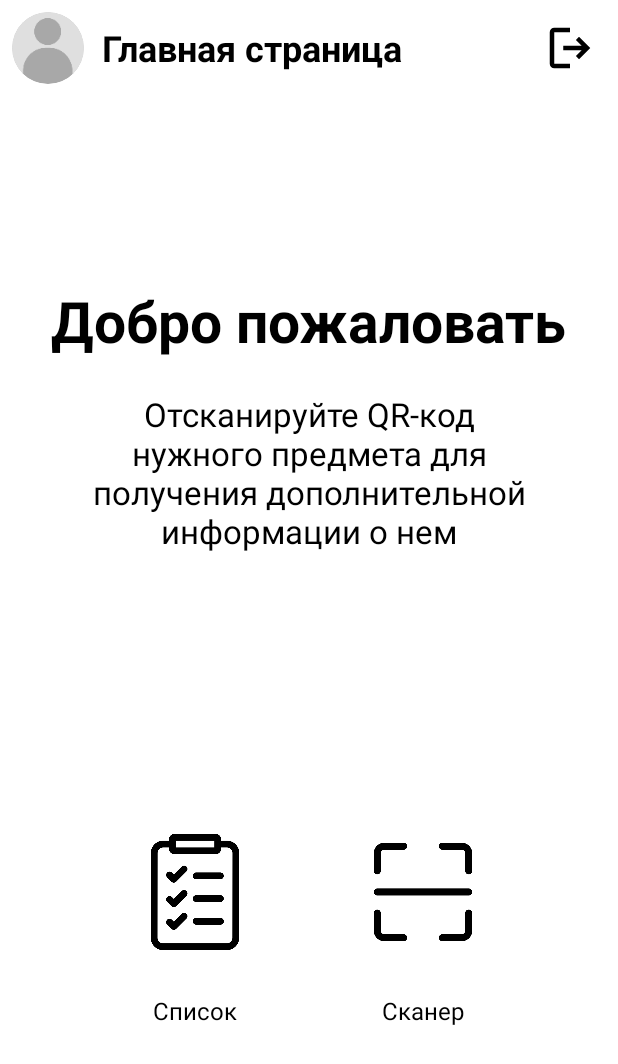
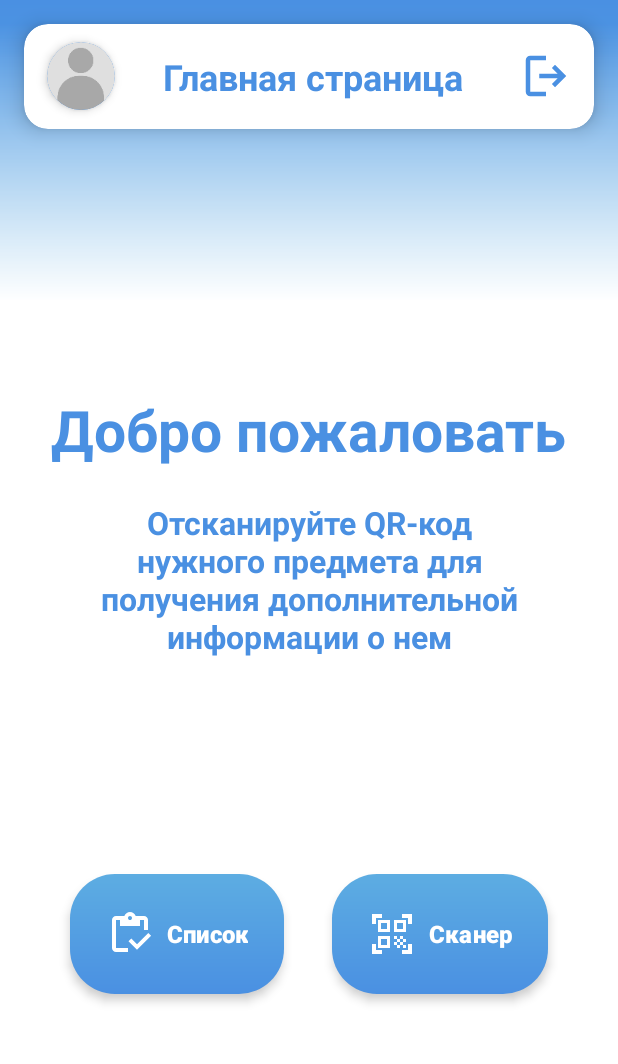
Before and after one commit to id12526/qr-app-study, an Android app: the MainActivity screen opened directly, with no data from a screen before it, on a phone screen of 412 x 824 dp. Shown: the top 1064 px of the screen. Run offline under Robolectric (Android 15) with nearby library versions, the phone set to English and light mode, and no system bars.

Commit message:
Main activity (дизайн)

```diff
--- a/app/src/main/java/com/example/scaner/MainActivity.kt
+++ b/app/src/main/java/com/example/scaner/MainActivity.kt
@@ -9,8 +9,6 @@ import android.view.View
 import android.widget.ImageButton
 import com.bumptech.glide.Glide
 import com.example.scaner.databinding.ActivityMainBinding
-import com.google.firebase.database.DatabaseReference
-import com.google.firebase.database.FirebaseDatabase
 
 class MainActivity : AppCompatActivity() {
     private lateinit var binding: ActivityMainBinding
@@ -28,7 +26,7 @@ class MainActivity : AppCompatActivity() {
         sharedPreferences = getSharedPreferences("UserData", MODE_PRIVATE)
 
         // Настройка цветов статус-бара и навигационной панели
-        window.statusBarColor = resources.getColor(android.R.color.white, theme)
+        window.statusBarColor = resources.getColor(R.color.gradient_1, theme)
         window.navigationBarColor = resources.getColor(android.R.color.white, theme)
         window.decorView.systemUiVisibility = (
                 View.SYSTEM_UI_FLAG_LIGHT_STATUS_BAR or
--- /dev/null
+++ b/app/src/main/res/drawable/arrow_left.xml
@@ -0,0 +1,9 @@
+<vector xmlns:android="http://schemas.android.com/apk/res/android"
+    android:width="24dp"
+    android:height="24dp"
+    android:viewportWidth="960"
+    android:viewportHeight="960">
+  <path
+      android:pathData="M560,720 L320,480l240,-240 56,56 -184,184 184,184 -56,56Z"
+      android:fillColor="#e3e3e3"/>
+</vector>
--- /dev/null
+++ b/app/src/main/res/drawable/circle_border_main.xml
@@ -0,0 +1,17 @@
+<!-- res/drawable/circle_background_with_border.xml -->
+<layer-list xmlns:android="http://schemas.android.com/apk/res/android">
+    <!-- Внешняя обводка -->
+    <item>
+        <shape android:shape="oval">
+            <solid android:color="@color/gradient_1" /> <!-- Цвет обводки (белый) -->
+            <size android:width="52dp" android:height="52dp" /> <!-- Размер немного больше ImageView -->
+        </shape>
+    </item>
+
+    <!-- Внутренний круг (основной фон) -->
+    <item android:left="2dp" android:right="2dp" android:top="2dp" android:bottom="2dp">
+        <shape android:shape="oval">
+            <solid android:color="@color/white" /> <!-- Цвет фона аватара -->
+        </shape>
+    </item>
+</layer-list>
--- /dev/null
+++ b/app/src/main/res/drawable/gradient_mask.xml
@@ -0,0 +1,6 @@
+<shape xmlns:android="http://schemas.android.com/apk/res/android">
+    <gradient
+        android:startColor="#FFFFFFFF"
+        android:endColor="#00FFFFFF"
+        android:angle="90" />
+</shape>
--- /dev/null
+++ b/app/src/main/res/drawable/ic_back_arrow.xml
@@ -0,0 +1,9 @@
+<vector xmlns:android="http://schemas.android.com/apk/res/android"
+    android:width="24dp"
+    android:height="24dp"
+    android:viewportWidth="960"
+    android:viewportHeight="960">
+  <path
+      android:pathData="M560,720 L320,480l240,-240 56,56 -184,184 184,184 -56,56Z"
+      android:fillColor="@color/white"/>
+</vector>
--- /dev/null
+++ b/app/src/main/res/drawable/ic_back_arrow_black.xml
@@ -0,0 +1,9 @@
+<vector xmlns:android="http://schemas.android.com/apk/res/android"
+    android:width="24dp"
+    android:height="24dp"
+    android:viewportWidth="960"
+    android:viewportHeight="960">
+    <path
+        android:pathData="M560,720 L320,480l240,-240 56,56 -184,184 184,184 -56,56Z"
+        android:fillColor="@color/gradient_1"/>
+</vector>
--- /dev/null
+++ b/app/src/main/res/drawable/ic_list.xml
@@ -0,0 +1,9 @@
+<vector xmlns:android="http://schemas.android.com/apk/res/android"
+    android:width="24dp"
+    android:height="24dp"
+    android:viewportWidth="960"
+    android:viewportHeight="960">
+  <path
+      android:pathData="M620,797 L450,627l56,-56 114,114 226,-226 56,56 -282,282ZM840,400h-80v-200h-80v120L280,320v-120h-80v560h240v80L200,840q-33,0 -56.5,-23.5T120,760v-560q0,-33 23.5,-56.5T200,120h167q11,-35 43,-57.5t70,-22.5q40,0 71.5,22.5T594,120h166q33,0 56.5,23.5T840,200v200ZM480,200q17,0 28.5,-11.5T520,160q0,-17 -11.5,-28.5T480,120q-17,0 -28.5,11.5T440,160q0,17 11.5,28.5T480,200Z"
+      android:fillColor="@color/black"/>
+</vector>
--- a/app/src/main/res/drawable/ic_logout.xml
+++ b/app/src/main/res/drawable/ic_logout.xml
@@ -5,5 +5,5 @@
     android:viewportHeight="960">
   <path
       android:pathData="M200,840q-33,0 -56.5,-23.5T120,760v-560q0,-33 23.5,-56.5T200,120h280v80L200,200v560h280v80L200,840ZM640,680 L585,622 687,520L360,520v-80h327L585,338l55,-58 200,200 -200,200Z"
-      android:fillColor="@color/black"/>
+      android:fillColor="@color/gradient_1"/>
 </vector>
--- /dev/null
+++ b/app/src/main/res/drawable/ic_scanner.xml
@@ -0,0 +1,9 @@
+<vector xmlns:android="http://schemas.android.com/apk/res/android"
+    android:width="24dp"
+    android:height="24dp"
+    android:viewportWidth="960"
+    android:viewportHeight="960">
+  <path
+      android:pathData="M80,280v-200h200v80L160,160v120L80,280ZM80,880v-200h80v120h120v80L80,880ZM680,880v-80h120v-120h80v200L680,880ZM800,280v-120L680,160v-80h200v200h-80ZM700,700h60v60h-60v-60ZM700,580h60v60h-60v-60ZM640,640h60v60h-60v-60ZM580,700h60v60h-60v-60ZM520,640h60v60h-60v-60ZM640,520h60v60h-60v-60ZM580,580h60v60h-60v-60ZM520,520h60v60h-60v-60ZM760,200v240L520,440v-240h240ZM440,520v240L200,760v-240h240ZM440,200v240L200,440v-240h240ZM380,700v-120L260,580v120h120ZM380,380v-120L260,260v120h120ZM700,380v-120L580,260v120h120Z"
+      android:fillColor="@color/black"/>
+</vector>
--- /dev/null
+++ b/app/src/main/res/drawable/main_gradient_inverse.xml
@@ -0,0 +1,6 @@
+<shape xmlns:android="http://schemas.android.com/apk/res/android">
+    <gradient
+        android:startColor="@color/gradient_2"
+        android:endColor="@color/gradient_1"
+        android:angle="90" />
+</shape>
--- a/app/src/main/res/layout/activity_main.xml
+++ b/app/src/main/res/layout/activity_main.xml
@@ -1,65 +1,104 @@
+<?xml version="1.0" encoding="utf-8"?>
 <androidx.constraintlayout.widget.ConstraintLayout
     xmlns:android="http://schemas.android.com/apk/res/android"
     xmlns:app="http://schemas.android.com/apk/res-auto"
+    xmlns:tools="http://schemas.android.com/tools"
+    android:id="@+id/root_layout"
     android:layout_width="match_parent"
     android:layout_height="match_parent"
     android:background="@android:color/white">
 
-    <!-- Новый блок с кнопкой справа и текстом -->
-    <LinearLayout
-        android:id="@+id/top_bar"
+    <!-- Градиентный фон -->
+    <View
+        android:id="@+id/blue_background"
+        android:layout_width="0dp"
+        android:layout_height="200dp"
+        android:background="@drawable/main_gradient_inverse"
+        app:layout_constraintTop_toTopOf="parent"
+        app:layout_constraintStart_toStartOf="parent"
+        app:layout_constraintEnd_toEndOf="parent" />
+
+    <View
+        android:layout_width="0dp"
+        android:layout_height="185dp"
+        android:background="@drawable/gradient_mask"
+        app:layout_constraintTop_toBottomOf="@id/blue_background"
+        app:layout_constraintTop_toTopOf="@id/top_card"
+        app:layout_constraintStart_toStartOf="parent"
+        app:layout_constraintEnd_toEndOf="parent" />
+
+    <!-- Верхняя панель с CardView -->
+    <androidx.cardview.widget.CardView
+        android:id="@+id/top_card"
         android:layout_width="0dp"
         android:layout_height="wrap_content"
-        android:orientation="horizontal"
-        android:padding="8dp"
-        android:elevation="4dp"
+        android:layout_margin="16dp"
+        app:cardCornerRadius="16dp"
+        app:cardElevation="8dp"
+        app:cardBackgroundColor="@android:color/white"
         app:layout_constraintTop_toTopOf="parent"
         app:layout_constraintStart_toStartOf="parent"
         app:layout_constraintEnd_toEndOf="parent">
 
+        <LinearLayout
+            android:id="@+id/top_bar"
+            android:layout_width="match_parent"
+            android:layout_height="70dp"
+            android:orientation="horizontal"
+            android:padding="8dp"
+            android:clipToPadding="false"
+            android:clipChildren="false"
+            android:elevation="4dp">
+
             <ImageView
                 android:id="@+id/avatarImage"
-            android:layout_width="48dp"
-            android:layout_height="48dp"
+                android:layout_width="45dp"
+                android:layout_height="45dp"
                 android:layout_gravity="center_vertical"
-            android:background="@drawable/circle_background"
+                android:background="@drawable/circle_border_main"
                 android:src="@drawable/default_avatar"
                 android:contentDescription="Аватарка пользователя"
                 android:scaleType="centerCrop"
-            android:clipToOutline="true" />
+                android:elevation="4dp"
+                android:clipToOutline="true"
+                android:layout_marginStart="7dp" />
 
-        <!-- Текст заголовка -->
             <TextView
-            android:layout_width="0dp"
+                android:layout_width="wrap_content"
                 android:layout_height="wrap_content"
                 android:layout_weight="1"
+                android:gravity="center"
                 android:text="Главная страница"
                 android:textSize="24sp"
                 android:textStyle="bold"
-            android:textColor="@android:color/black"
+                android:textColor="@color/gradient_1"
                 android:layout_gravity="center_vertical"
-            android:paddingStart="12dp" />
+                android:elevation="4dp" />
 
             <ImageButton
                 android:id="@+id/back_button"
                 android:layout_width="48dp"
                 android:layout_height="48dp"
-            android:background="?android:attr/selectableItemBackground"
+                android:background="?attr/selectableItemBackgroundBorderless"
                 android:src="@drawable/ic_logout"
                 android:contentDescription="Back button"
+                android:layout_gravity="center_vertical"
+                android:scaleType="center"
                 android:elevation="4dp"
-            android:scaleType="center"
                 android:adjustViewBounds="true" />
-        <!-- Круглый ImageView для аватарки -->
         </LinearLayout>
+    </androidx.cardview.widget.CardView>
 
-    <!-- Остальная часть разметки -->
+    <!-- Основной контент -->
     <LinearLayout
-        android:layout_width="wrap_content"
+        android:layout_width="match_parent"
         android:layout_height="wrap_content"
         android:orientation="vertical"
         android:gravity="center"
-        app:layout_constraintTop_toBottomOf="@id/top_bar"
+        android:padding="16dp"
+        android:clipToPadding="false"
+        android:clipChildren="false"
+        app:layout_constraintTop_toBottomOf="@id/top_card"
         app:layout_constraintBottom_toBottomOf="parent"
         app:layout_constraintStart_toStartOf="parent"
         app:layout_constraintEnd_toEndOf="parent">
@@ -72,91 +111,94 @@
             android:text="Добро пожаловать"
             android:textSize="38sp"
             android:textStyle="bold"
-            android:textColor="@android:color/black"
-            android:layout_marginBottom="22dp" />
+            android:textColor="@color/gradient_1"
+            android:elevation="4dp"
+            android:layout_marginBottom="22dp"
+            android:layout_marginTop="30dp" />
 
         <TextView
             android:id="@+id/tvDesc"
             android:layout_width="300dp"
             android:layout_height="wrap_content"
             android:text="Отсканируйте QR-код нужного предмета для получения дополнительной информации о нем"
-            android:textSize="22sp"
-            android:textColor="@android:color/black"
+            android:textSize="21sp"
+            android:textStyle="bold"
+            android:textColor="@color/gradient_1"
             android:gravity="center"
-            android:layout_marginBottom="150dp" />
+            android:elevation="4dp"
+            android:layout_marginBottom="120dp" />
 
         <LinearLayout
             android:layout_width="wrap_content"
             android:layout_height="wrap_content"
             android:orientation="horizontal"
-            android:gravity="center">
+            android:gravity="center"
+            android:layout_marginBottom="25dp"
+            app:layout_constraintStart_toStartOf="parent"
+            app:layout_constraintEnd_toEndOf="parent">
 
-            <!-- Кнопка "Список товаров" с текстом -->
-            <LinearLayout
-                android:layout_width="wrap_content"
-                android:layout_height="wrap_content"
-                android:orientation="vertical"
-                android:gravity="center"
-                android:layout_margin="16dp">
-
-                <ImageButton
+            <!-- Кнопка "Список" -->
+            <com.google.android.material.button.MaterialButton
                 android:id="@+id/mainCategory"
-                    android:layout_width="120dp"
-                    android:layout_height="120dp"
-                    android:src="@drawable/ic_product_list"
-                    android:background="?android:attr/selectableItemBackground"
-                    android:contentDescription="Список товаров"
-                    android:scaleType="centerCrop" />
-
-                <TextView
-                    android:id="@+id/tvProductList"
-                    android:layout_width="wrap_content"
-                    android:layout_height="wrap_content"
+                android:layout_width="match_parent"
+                android:layout_height="80dp"
+                android:layout_marginStart="16dp"
+                android:layout_marginTop="16dp"
+                android:layout_marginEnd="16dp"
                 android:text="Список"
                 android:textSize="16sp"
-                    android:textColor="@android:color/black"
-                    android:layout_marginTop="8dp" />
+                android:textStyle="bold"
+                android:textColor="@color/white"
+                android:gravity="center"
+                android:background="@drawable/button_gradient"
+                android:elevation="4dp"
+                app:icon="@drawable/ic_list"
+                app:backgroundTint="@null"
+                app:iconGravity="start"
+                app:iconPadding="8dp"
+                app:iconSize="32dp"
+                android:foreground="?attr/selectableItemBackground"
+                android:stateListAnimator="@animator/button_scale_animator" />
+
+            <!-- Кнопка "Сканер" -->
+            <com.google.android.material.button.MaterialButton
+                android:id="@+id/mainOpenScanner"
+                android:layout_width="match_parent"
+                android:layout_height="80dp"
+                android:layout_marginStart="16dp"
+                android:layout_marginTop="16dp"
+                android:layout_marginEnd="16dp"
+                android:text="Сканер"
+                android:textSize="16sp"
+                android:textStyle="bold"
+                android:textColor="@color/white"
+                android:gravity="center"
+                android:background="@drawable/button_gradient"
+                android:elevation="4dp"
+                app:icon="@drawable/ic_scanner"
+                app:backgroundTint="@null"
+                app:iconGravity="start"
+                app:iconPadding="8dp"
+                app:iconSize="32dp"
+                android:foreground="?attr/selectableItemBackground"
+                android:stateListAnimator="@animator/button_scale_animator" />
         </LinearLayout>
 
-            <!-- Кнопка "Сканер" с текстом -->
-            <LinearLayout
-                android:layout_width="wrap_content"
-                android:layout_height="wrap_content"
-                android:orientation="vertical"
-                android:gravity="center"
-                android:layout_margin="16dp">
-
-                <ImageButton
-                    android:id="@+id/mainOpenScanner"
-                    android:layout_width="120dp"
-                    android:layout_height="120dp"
-                    android:src="@drawable/ic_qr_scanner"
-                    android:background="?android:attr/selectableItemBackground"
-                    android:contentDescription="Сканер QR-кодов"
-                    android:scaleType="centerCrop" />
-
-                <TextView
-                    android:id="@+id/tvScanner"
-                    android:layout_width="wrap_content"
-                    android:layout_height="wrap_content"
-                    android:text="Сканер"
-                    android:textSize="16sp"
-                    android:textColor="@android:color/black"
-                    android:layout_marginTop="8dp" />
-            </LinearLayout>
-        </LinearLayout>
-
-        <Button
+        <com.google.android.material.button.MaterialButton
             android:id="@+id/mainAdmin"
+            android:layerType="software"
             android:layout_width="match_parent"
             android:layout_height="80dp"
-            android:layout_marginStart="10dp"
-            android:layout_marginTop="20dp"
-            android:layout_marginEnd="10dp"
-            android:backgroundTint="@color/black"
-            android:text="ADMIN PANEL"
-            android:textSize="18sp"
+            android:layout_marginStart="33dp"
+            android:layout_marginEnd="33dp"
+            android:text="Админ-панель"
+            android:textSize="22sp"
             android:textColor="@color/white"
-            app:cornerRadius="30dp" />
+            android:elevation="4dp"
+            app:backgroundTint="@null"
+            android:background="@drawable/button_gradient"
+            android:gravity="center"
+            android:foreground="?attr/selectableItemBackground"
+            android:stateListAnimator="@animator/button_scale_animator" />
     </LinearLayout>
 </androidx.constraintlayout.widget.ConstraintLayout>
--- a/app/src/main/res/layout/activity_reg.xml
+++ b/app/src/main/res/layout/activity_reg.xml
@@ -50,7 +50,7 @@
             android:textStyle="bold"
             android:textColor="@android:color/white"
             android:gravity="center_vertical"
-            android:elevation="2dp"
+            android:elevation="4dp"
             android:layout_gravity="center_horizontal"
             android:paddingStart="12dp" />
     </LinearLayout>
--- a/app/src/main/res/layout/activity_splash.xml
+++ b/app/src/main/res/layout/activity_splash.xml
@@ -28,9 +28,8 @@
             android:layout_height="wrap_content"
             style="?android:attr/progressBarStyleLarge"
             android:indeterminate="true"
+            android:elevation="4dp"
             android:indeterminateDuration="1000"
-            android:indeterminateTint="@color/black" />
-
+            android:indeterminateTint="@color/gradient_2" />
     </LinearLayout>
-
 </androidx.constraintlayout.widget.ConstraintLayout>
```
Also changed, not shown: app/src/main/res/drawable/ic_back_arrow.png (deleted), app/src/main/res/drawable/ic_back_arrow_black.png (deleted), app/src/main/res/drawable/ic_product_list.png (deleted), app/src/main/res/drawable/ic_qr_scanner.png (deleted), 1 other file. Lines whose indentation alone changed are shown as unchanged.
